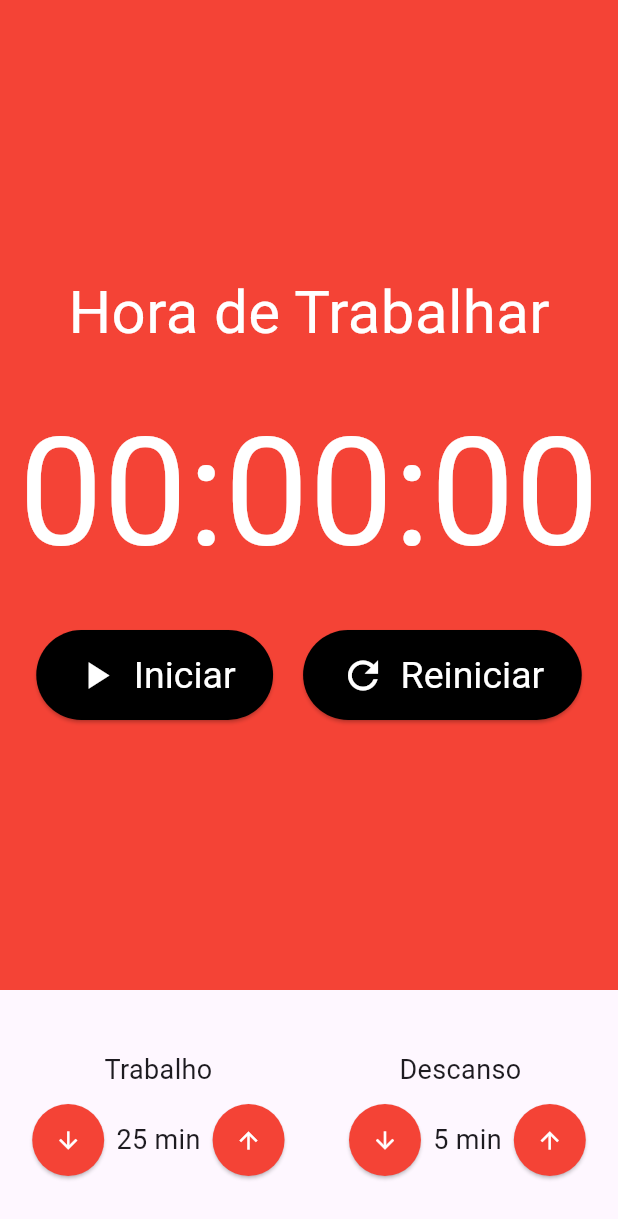
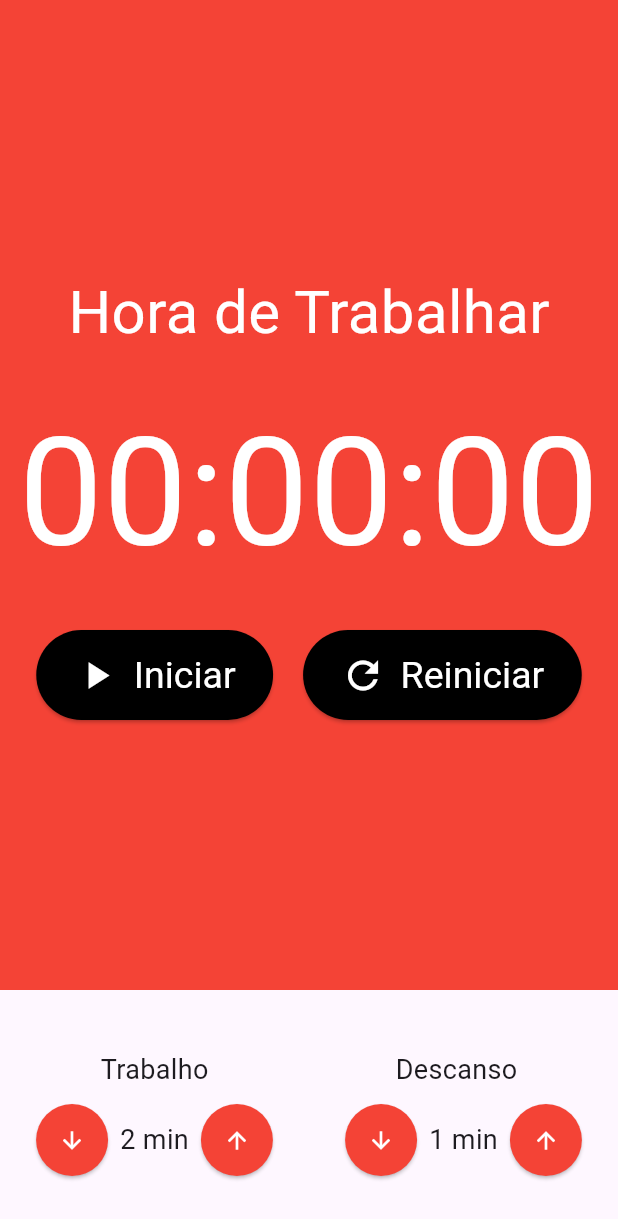
Before and after one commit to absjuniordev/Pomodoro, a Flutter app: the screen it shows after launch, on a phone screen of 412 x 824 dp. Shown: the top 1219 px of the screen. Run offline on Flutter 3.47's test engine with Material 3 defaults, Android fonts, the phone set to English and light mode, and no system bars; our stand-ins replace mobx; generated files the repository leaves out were written again.

Commit message:
Pomodoro Store #1

```diff
--- a/lib/main.dart
+++ b/lib/main.dart
@@ -1,5 +1,7 @@
 import 'package:flutter/material.dart';
 import 'package:pomodoro/pages/pomodoro.dart';
+import 'package:pomodoro/store/pomodoro.store.dart';
+import 'package:provider/provider.dart';
 
 void main() {
   runApp(const MyApp());
@@ -10,7 +12,13 @@ class MyApp extends StatelessWidget {
 
   @override
   Widget build(BuildContext context) {
-    return MaterialApp(
+    return MultiProvider(
+      providers: [
+        Provider<PomodoroStore>(
+          create: (_) => PomodoroStore(),
+        ),
+      ],
+      child: MaterialApp(
         debugShowCheckedModeBanner: false,
         title: 'Flutter Demo',
         theme: ThemeData(
@@ -18,6 +26,7 @@ class MyApp extends StatelessWidget {
           useMaterial3: true,
         ),
         home: const Pomodoro(),
+      ),
     );
   }
 }
--- a/lib/pages/pomodoro.dart
+++ b/lib/pages/pomodoro.dart
@@ -1,25 +1,34 @@
 import 'package:flutter/material.dart';
 import 'package:pomodoro/components/cronometro.dart';
 import 'package:pomodoro/components/entrada_tempo.dart';
+import 'package:pomodoro/store/pomodoro.store.dart';
+import 'package:provider/provider.dart';
 
 class Pomodoro extends StatelessWidget {
   const Pomodoro({super.key});
 
   @override
   Widget build(BuildContext context) {
-    return const SafeArea(
+    final store = Provider.of<PomodoroStore>(context);
+    return SafeArea(
       child: Scaffold(
         body: Column(
           crossAxisAlignment: CrossAxisAlignment.stretch,
           children: [
-            Expanded(child: Cronometro()),
+            const Expanded(child: Cronometro()),
             Padding(
-              padding: EdgeInsets.symmetric(vertical: 40),
+              padding: const EdgeInsets.symmetric(vertical: 40),
               child: Row(
                 mainAxisAlignment: MainAxisAlignment.spaceAround,
                 children: [
-                  EntradaTempo(titulo: "Trabalho", valor: 25),
-                  EntradaTempo(titulo: "Descanso  ", valor: 5),
+                  EntradaTempo(
+                    titulo: "Trabalho",
+                    valor: store.tempoTrabalho,
+                  ),
+                  EntradaTempo(
+                    titulo: "Descanso  ",
+                    valor: store.tempoDescanso,
+                  ),
                 ],
               ),
             )
```
Also changed, not shown: lib/store/pomodoro.store.dart (added, +33 -0 lines), lib/store/pomodoro.store.g.dart (added). Lines whose indentation alone changed are shown as unchanged.
